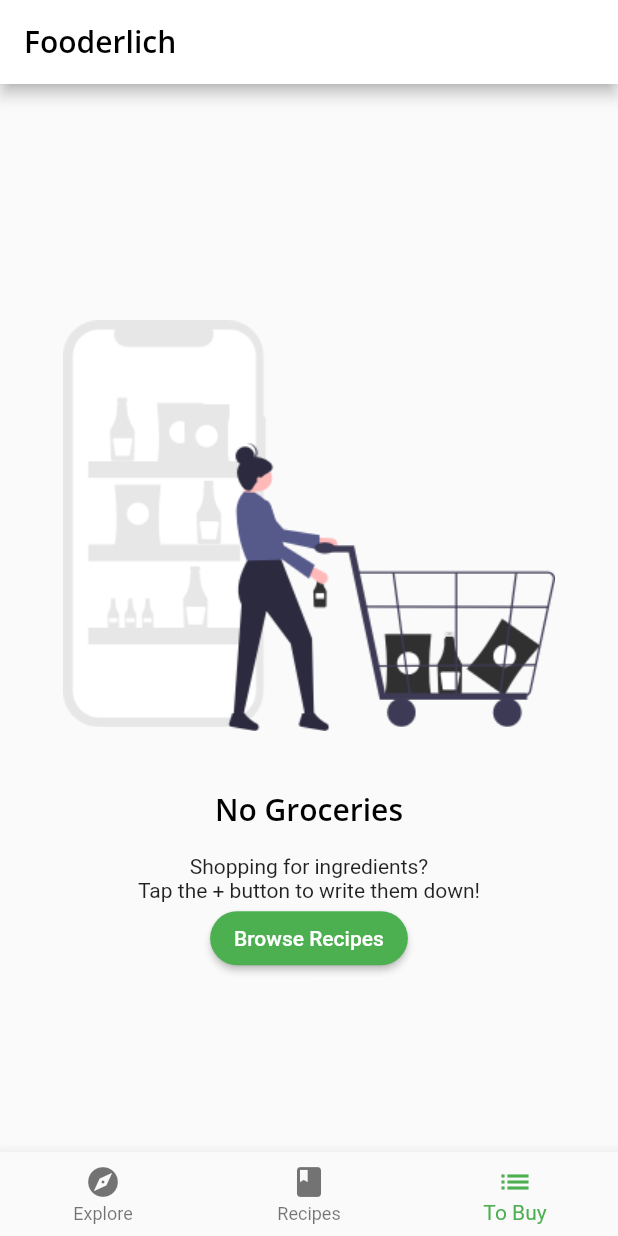
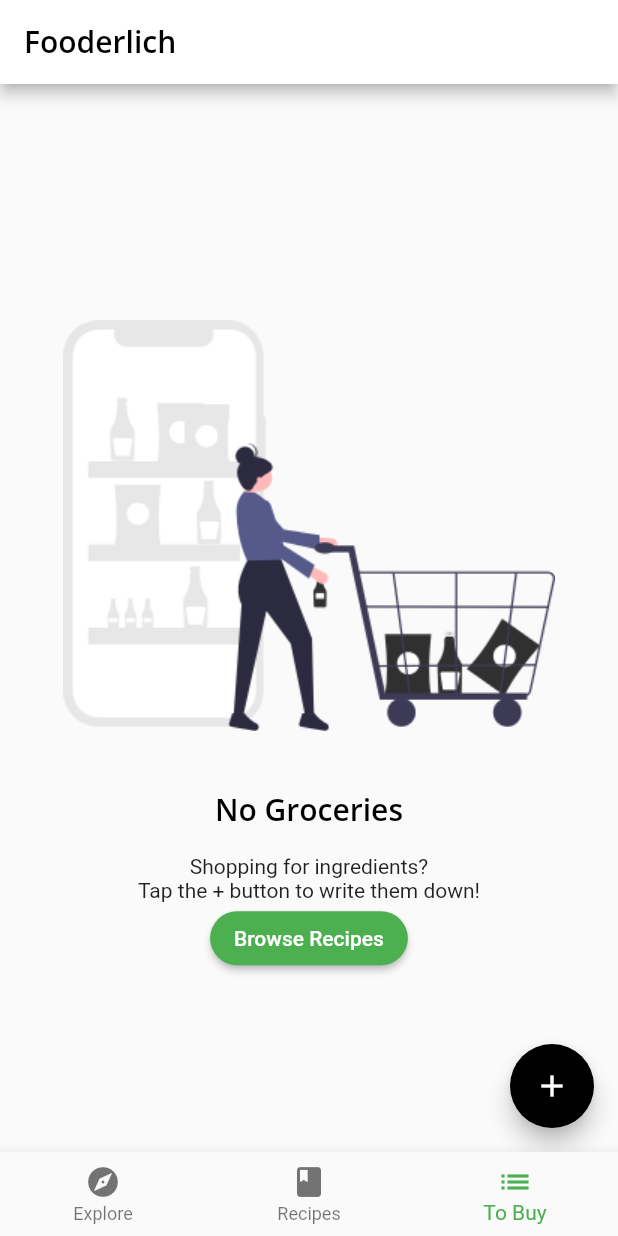
Before and after one commit to MalickArsalan/FlutterApprentice, a Flutter app: the screen it shows after launch, item 3 of the bottom bar chosen, on a phone screen of 412 x 824 dp. Run offline on Flutter 3.47's test engine with Material 2 defaults, Android fonts, the phone set to English and light mode, and no system bars; our stand-ins replace google_fonts; project files that could hold a hidden picture were left out.

Commit message:
Managing the Grocery Items

```diff
--- a/06-interactive-widgets/projects/starter/lib/main.dart
+++ b/06-interactive-widgets/projects/starter/lib/main.dart
@@ -26,9 +26,10 @@ class Fooderlich extends StatelessWidget {
         // 1
         home: MultiProvider(
           providers: [
-            ChangeNotifierProvider(create: (context) => TabManager())
+            ChangeNotifierProvider(create: (context) => TabManager()),
             // ignore: todo
             // TODO 10: Add GroceryManager Provider
+            ChangeNotifierProvider(create: (context) => GroceryManager()),
           ],
           child: const Home(),
         ));
--- a/06-interactive-widgets/projects/starter/lib/models/models.dart
+++ b/06-interactive-widgets/projects/starter/lib/models/models.dart
@@ -4,3 +4,4 @@ export 'post.dart';
 export 'simple_recipe.dart';
 export 'grocery_item.dart';
 export 'tab_manager.dart';
+export 'grocery_manager.dart';
--- a/06-interactive-widgets/projects/starter/lib/screens/grocery_screen.dart
+++ b/06-interactive-widgets/projects/starter/lib/screens/grocery_screen.dart
@@ -1,17 +1,52 @@
 import 'package:flutter/material.dart';
 
 import 'empty_grocery_screen.dart';
+
+import 'package:provider/provider.dart';
+import '../models/models.dart';
 
 class GroceryScreen extends StatelessWidget {
   const GroceryScreen({Key? key}) : super(key: key);
 
   @override
   Widget build(BuildContext context) {
+    // ignore: todo
     // TODO 4: Add a scaffold widget
+    // 5
+    return Scaffold(
+      // 6
+      floatingActionButton: FloatingActionButton(
+        child: const Icon(Icons.add),
+        onPressed: () {
+          // ignore: todo
+          // TODO 11: Present GroceryItemScreen
+        },
+      ),
+      // 7
+      body: buildGroceryScreen(),
+    );
     // ignore: todo
     // TODO 2: Replace with EmptyGroceryScreen
-    return const EmptyGroceryScreen();
+    // return const EmptyGroceryScreen();
   }
   // ignore: todo
   // TODO: Add buildGroceryScreen
+
+  Widget buildGroceryScreen() {
+    // 1
+    return Consumer<GroceryManager>(
+      // 2
+      builder: (context, manager, child) {
+        // 3
+        if (manager.groceryItems.isNotEmpty) {
+          // ignore: todo
+          // TODO 25: Add GroceryListScreen
+          return Container();
+        } else {
+          // 4
+          return const EmptyGroceryScreen();
+        }
+      },
+    );
+  }
 }
--- a/06-interactive-widgets/projects/starter/pubspec.yaml
+++ b/06-interactive-widgets/projects/starter/pubspec.yaml
@@ -11,6 +11,7 @@ dependencies:
   flutter:
     sdk: flutter
   google_fonts: ^2.1.0
+  provider: ^6.0.0
 
 dev_dependencies:
   flutter_test:
```
Also changed, not shown: 06-interactive-widgets/projects/starter/lib/models/grocery_manager.dart (added, +35 -0 lines).
